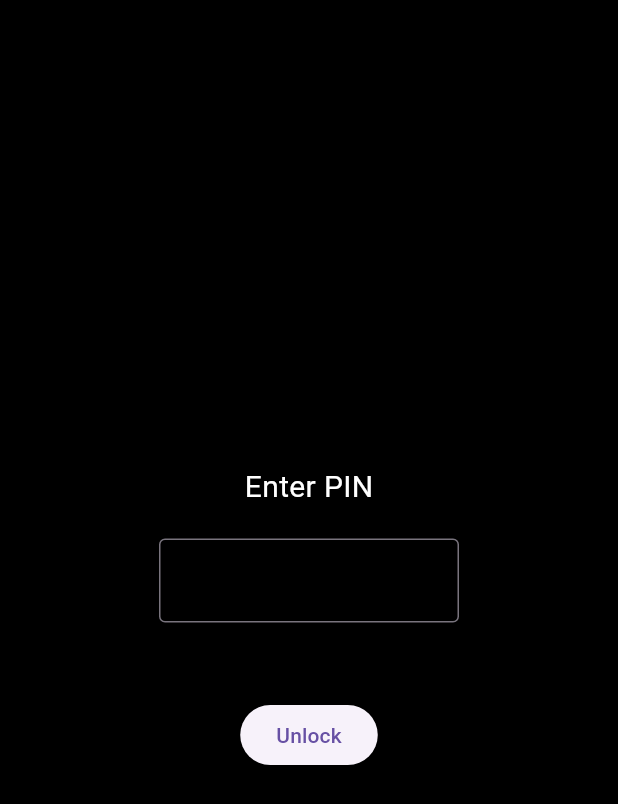
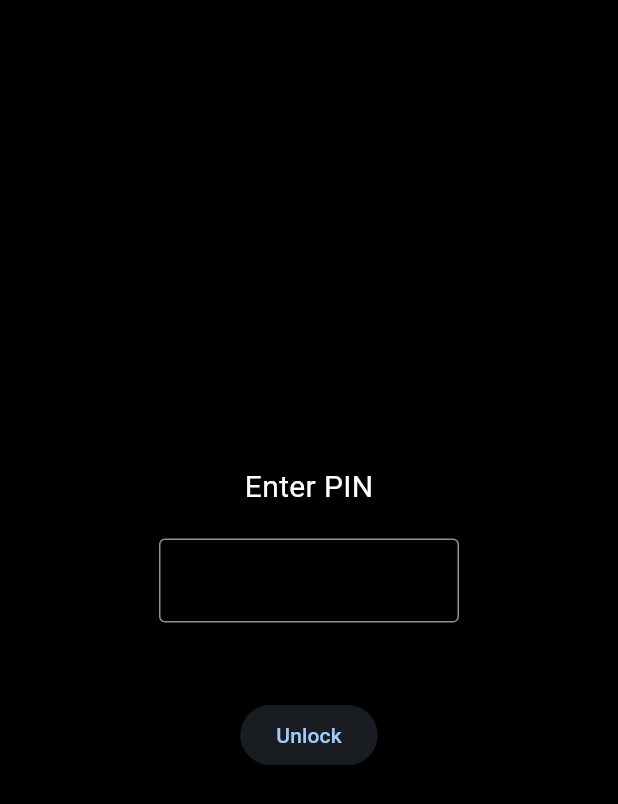
Before and after one commit to vfsdhaka0-lab/aman_browser, a Flutter app: the screen it shows after launch, on a phone screen of 412 x 824 dp. Shown: the top 804 px of the screen. Run offline on Flutter 3.47's test engine with Material 3 defaults, Android fonts, the phone set to English and light mode, and no system bars; our stand-ins replace local_auth; missing offline and left inert: flutter_inappwebview, media_kit, media_kit_video, youtube_explode_dart.

```diff
--- a/lib/app.dart
+++ b/lib/app.dart
@@ -1,7 +1,9 @@
 import 'package:flutter/material.dart';
 import 'package:provider/provider.dart';
+
+import 'features/browser/browser_screen.dart';
 import 'features/browser/tab_provider.dart';
-import 'features/browser/browser_screen.dart';
+import 'features/auth/auth_manager.dart';
 import 'features/auth/lock_screen.dart';
 
 class MyApp extends StatefulWidget {
@@ -11,27 +13,69 @@ class MyApp extends StatefulWidget {
   State<MyApp> createState() => _MyAppState();
 }
 
-class _MyAppState extends State<MyApp> {
-  bool unlocked = false;
+class _MyAppState extends State<MyApp>
+    with WidgetsBindingObserver {
+  @override
+  void initState() {
+    super.initState();
+    WidgetsBinding.instance.addObserver(this);
+  }
+
+  @override
+  void dispose() {
+    WidgetsBinding.instance.removeObserver(this);
+    super.dispose();
+  }
+
+  // 🔒 AUTO LOCK WHEN APP GOES BACKGROUND
+  @override
+  void didChangeAppLifecycleState(AppLifecycleState state) {
+    final auth = context.read<AuthManager>();
+
+    if (state == AppLifecycleState.paused ||
+        state == AppLifecycleState.inactive) {
+      auth.lock();
+    }
+  }
 
   @override
   Widget build(BuildContext context) {
     return MultiProvider(
       providers: [
-        ChangeNotifierProvider(create: (_) => TabProvider()),
+        ChangeNotifierProvider(
+          create: (_) => TabProvider(),
+        ),
+        ChangeNotifierProvider(
+          create: (_) => AuthManager(),
+        ),
       ],
-      child: MaterialApp(
-        debugShowCheckedModeBanner: false,
-        home: unlocked
-            ? const BrowserScreen()
-            : LockScreen(
-                onSuccess: () {
-                  setState(() {
-                    unlocked = true;
-                  });
-                },
-              ),
+      child: Consumer<AuthManager>(
+        builder: (context, auth, _) {
+          return MaterialApp(
+            debugShowCheckedModeBanner: false,
+
+            theme: ThemeData(
+              useMaterial3: true,
+              brightness: Brightness.dark,
+              colorSchemeSeed: Colors.blue,
+            ),
+
+            home: AnimatedSwitcher(
+              duration: const Duration(milliseconds: 300),
+              child: auth.isUnlocked
+                  ? const BrowserScreen(
+                      key: ValueKey("browser"),
+                    )
+                  : LockScreen(
+                      key: const ValueKey("lock"),
+                      onSuccess: () {
+                        auth.unlock();
+                      },
+                    ),
+            ),
+          );
+        },
       ),
     );
   }
-}
+} u
```
